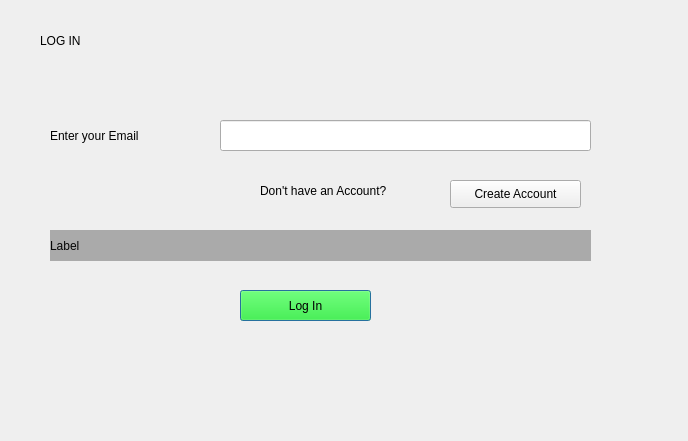
Above: ShadowGui/loginUi.ui from Vidhinpatel08/Shadow-Voice_Assistant before the change. Below: the same form after it.
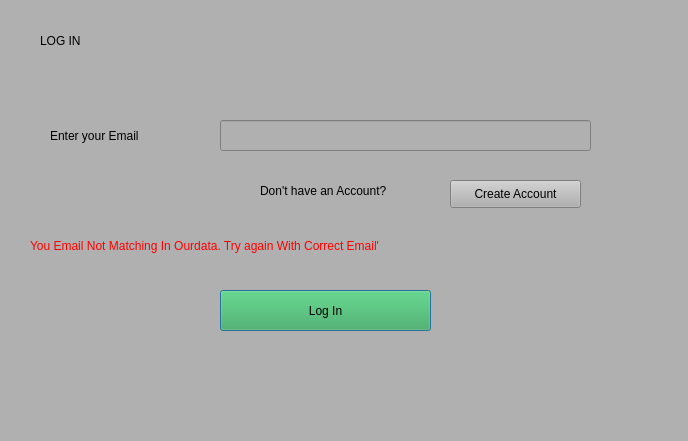
That is the form after the change.

Patch:
```diff
--- a/ShadowGui/loginUi.ui
+++ b/ShadowGui/loginUi.ui
@@ -26,7 +26,7 @@
    <string>Dialog</string>
   </property>
   <property name="styleSheet">
-   <string notr="true"/>
+   <string notr="true">background-color: rgb(176, 176, 176);</string>
   </property>
   <widget class="QLabel" name="label_3">
    <property name="geometry">
@@ -38,8 +38,7 @@
     </rect>
    </property>
    <property name="styleSheet">
-    <string notr="true">color: rgb(0, 0, 0);
-font: 75 10pt &quot;MS Shell Dlg 2&quot;;</string>
+    <string notr="true">font: 75 11pt &quot;MS Shell Dlg 2&quot;;</string>
    </property>
    <property name="text">
     <string>Enter your Email</string>
@@ -48,16 +47,15 @@
   <widget class="QPushButton" name="button">
    <property name="geometry">
     <rect>
-     <x>240</x>
+     <x>220</x>
      <y>290</y>
-     <width>131</width>
-     <height>31</height>
+     <width>211</width>
+     <height>41</height>
     </rect>
    </property>
    <property name="styleSheet">
-    <string notr="true">font: 75 14pt &quot;MS Shell Dlg 2&quot;;
-background-color: rgb(0, 255, 0);
-</string>
+    <string notr="true">font: 87 italic 12pt &quot;Segoe UI Black&quot;;
+background-color: rgb(55, 170, 82);</string>
    </property>
    <property name="text">
     <string>Log In</string>
@@ -66,19 +64,19 @@
   <widget class="QLabel" name="warning">
    <property name="geometry">
     <rect>
-     <x>50</x>
-     <y>230</y>
-     <width>541</width>
-     <height>31</height>
+     <x>30</x>
+     <y>220</y>
+     <width>621</width>
+     <height>51</height>
     </rect>
    </property>
    <property name="styleSheet">
-    <string notr="true">color:rgb(6, 6, 6);
-font: 75 10pt &quot;MS Shell Dlg 2&quot;;
-background-color: rgb(170, 170, 170);</string>
+    <string notr="true">font: 87 italic 11pt &quot;Segoe UI Black&quot;;
+color: rgb(255, 0, 0);
+selection-background-color: rgb(255, 255, 255);</string>
    </property>
    <property name="text">
-    <string>Label</string>
+    <string>You Email Not Matching In Ourdata. Try again With Correct Email'</string>
    </property>
   </widget>
   <widget class="QLabel" name="label_5">
@@ -140,6 +138,9 @@
      <height>31</height>
     </rect>
    </property>
+   <property name="styleSheet">
+    <string notr="true">font: 75 11pt &quot;MS Shell Dlg 2&quot;;</string>
+   </property>
   </widget>
  </widget>
  <resources/>
```
Left out of the diff: 4 changed lines with no effect on the pictures.
